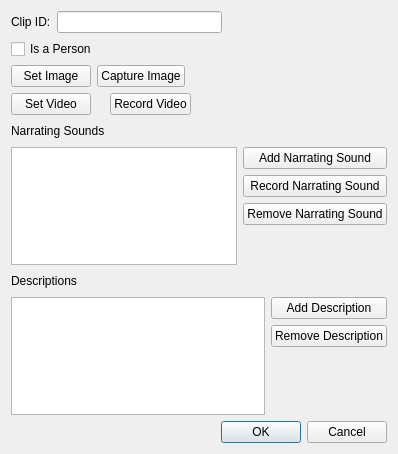
First picture: the form in ui/clipeditor.ui, repository tdauth/gustavsfairyland, before the edit.
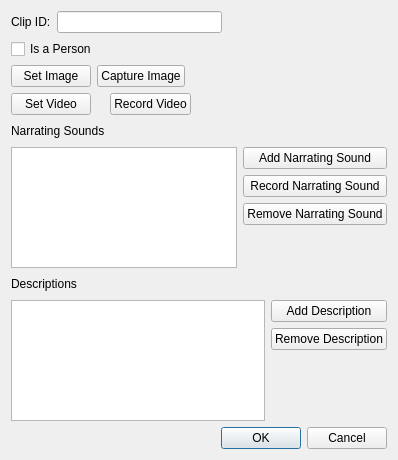
Second picture: the form after the edit.

Patch:
```diff
--- a/ui/clipeditor.ui
+++ b/ui/clipeditor.ui
@@ -7,7 +7,7 @@
     <x>0</x>
     <y>0</y>
     <width>398</width>
-    <height>454</height>
+    <height>460</height>
    </rect>
   </property>
   <property name="windowTitle">
```
Left out of the diff: 15 changed lines with no effect on the pictures.
